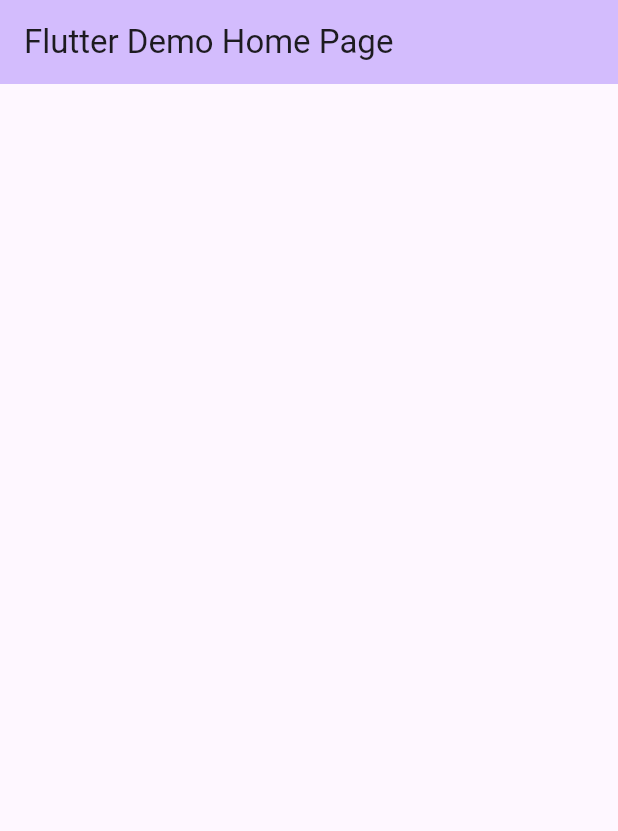
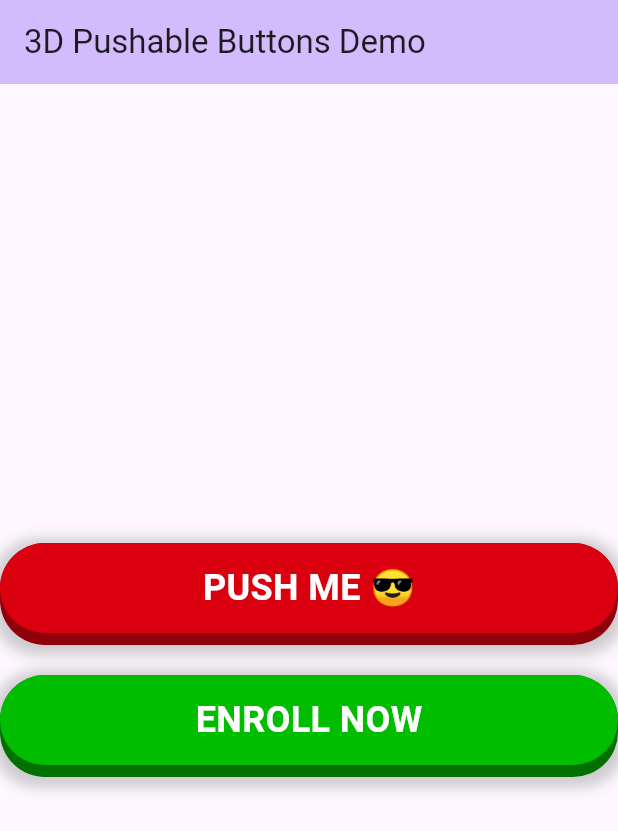
Before and after one commit to Emmanuel-Etukudo/pushable_buttons_3d, a Flutter app: the screen it shows after launch, on a phone screen of 412 x 824 dp. Shown: the top 831 px of the screen. Run offline on Flutter 3.47's test engine with Material 3 defaults, Android fonts, the phone set to English and light mode, and no system bars.

Commit message:
feat: normal animation effect

```diff
--- /dev/null
+++ b/lib/animation_controller_state.dart
@@ -0,0 +1,24 @@
+import 'package:flutter/material.dart';
+
+abstract class AnimationControllerState<T extends StatefulWidget>
+    extends State<T>
+    with SingleTickerProviderStateMixin {
+  AnimationControllerState(this.animationDuration);
+  final Duration animationDuration;
+  late final AnimationController animationController;
+
+  @override
+  void initState() {
+    super.initState();
+    animationController = AnimationController(
+      vsync: this,
+      duration: animationDuration,
+    );
+  }
+
+  @override
+  void dispose() {
+    animationController.dispose();
+    super.dispose();
+  }
+}
--- /dev/null
+++ b/lib/home_page.dart
@@ -0,0 +1,60 @@
+import 'package:flutter/material.dart';
+import 'package:pushable_buttons_3d/pushable_button.dart';
+
+class MyHomePage extends StatefulWidget {
+  const MyHomePage({super.key, required this.title});
+
+  final String title;
+
+  @override
+  State<MyHomePage> createState() => _MyHomePageState();
+}
+
+class _MyHomePageState extends State<MyHomePage> {
+  @override
+  Widget build(BuildContext context) {
+    final textStyle = TextStyle(
+      color: Colors.white,
+      fontSize: 24,
+      fontWeight: FontWeight.bold,
+    );
+    final shadow = BoxShadow(
+      color: Colors.grey.withOpacity(0.5),
+      spreadRadius: 5,
+      blurRadius: 7,
+      offset: Offset(0, 2),
+    );
+    return Scaffold(
+      appBar: AppBar(
+        backgroundColor: Theme.of(context).colorScheme.inversePrimary,
+
+        title: Text(widget.title),
+      ),
+      body: Center(
+        child: Column(
+          mainAxisAlignment: MainAxisAlignment.center,
+          //mainAxisSize: MainAxisSize.min,
+          children: [
+            PushableButton(
+              height: 60,
+              elevation: 8,
+              hslColor: HSLColor.fromAHSL(1.0, 356, 1.0, 0.43),
+              shadow: shadow,
+              onPressed: () {},
+              child: Text('PUSH ME 😎', style: textStyle),
+            ),
+            SizedBox(height: 20),
+            PushableButton(
+              height: 60,
+              elevation: 8,
+              hslColor: HSLColor.fromAHSL(1.0, 120, 1.0, 0.37),
+              shadow: shadow,
+              onPressed: () {},
+              child: Text('ENROLL NOW', style: textStyle),
+            ),
+          ],
+        ),
+      ),
+    );
+  }
+}
--- a/lib/main.dart
+++ b/lib/main.dart
@@ -1,4 +1,5 @@
 import 'package:flutter/material.dart';
+import 'package:pushable_buttons_3d/home_page.dart';
 
 void main() {
   runApp(const MyApp());
@@ -15,30 +16,7 @@ class MyApp extends StatelessWidget {
       theme: ThemeData(
         colorScheme: ColorScheme.fromSeed(seedColor: Colors.deepPurple),
       ),
-      home: const MyHomePage(title: 'Flutter Demo Home Page'),
+      home: const MyHomePage(title: '3D Pushable Buttons Demo'),
     );
   }
 }
-
-class MyHomePage extends StatefulWidget {
-  const MyHomePage({super.key, required this.title});
-
-  final String title;
-
-  @override
-  State<MyHomePage> createState() => _MyHomePageState();
-}
-
-class _MyHomePageState extends State<MyHomePage> {
-  @override
-  Widget build(BuildContext context) {
-    return Scaffold(
-      appBar: AppBar(
-        backgroundColor: Theme.of(context).colorScheme.inversePrimary,
-
-        title: Text(widget.title),
-      ),
-      body: Container(),
-    );
-  }
-}
--- /dev/null
+++ b/lib/pushable_button.dart
@@ -0,0 +1,187 @@
+import 'package:flutter/material.dart';
+import 'package:pushable_buttons_3d/animation_controller_state.dart';
+
+class PushableButton extends StatefulWidget {
+  const PushableButton({
+    super.key,
+    this.child,
+    required this.hslColor,
+    required this.height,
+    this.elevation = 8.0,
+    this.shadow,
+    this.onPressed,
+  }) : assert(height > 0);
+
+  /// child widget (normally a Text or Icon)
+  final Widget? child;
+
+  /// Color of the top layer
+  /// The color of the bottom layer is derived by decreasing the luminosity by 0.15
+  final HSLColor hslColor;
+
+  /// height of the top layer
+  final double height;
+
+  /// elevation or "gap" between the top and bottom layer
+  final double elevation;
+
+  /// An optional shadow to make the button look better
+  /// This is added to the bottom layer only
+  final BoxShadow? shadow;
+
+  /// button pressed callback
+  final VoidCallback? onPressed;
+
+  @override
+  PushableButtonState createState() =>
+      PushableButtonState(Duration(milliseconds: 100));
+}
+
+class PushableButtonState extends AnimationControllerState<PushableButton> {
+  PushableButtonState(super.animationDuration);
+
+  bool _isDragInProgress = false;
+  Offset _gestureLocation = Offset.zero;
+
+  void _handleTapDown(TapDownDetails details) {
+    _gestureLocation = details.localPosition;
+    animationController.forward();
+  }
+
+  void _handleTapUp(TapUpDetails details) {
+    animationController.reverse();
+    widget.onPressed?.call();
+  }
+
+  void _handleTapCancel() {
+    Future.delayed(Duration(milliseconds: 100), () {
+      if (!_isDragInProgress && mounted) {
+        animationController.reverse();
+      }
+    });
+  }
+
+  void _handleDragStart(DragStartDetails details) {
+    _gestureLocation = details.localPosition;
+    _isDragInProgress = true;
+    animationController.forward();
+  }
+
+  void _handleDragEnd(Size buttonSize) {
+    //print('drag end (in progress: $_isDragInProgress)');
+    if (_isDragInProgress) {
+      _isDragInProgress = false;
+      animationController.reverse();
+    }
+    if (_gestureLocation.dx >= 0 &&
+        _gestureLocation.dy < buttonSize.width &&
+        _gestureLocation.dy >= 0 &&
+        _gestureLocation.dy < buttonSize.height) {
+      widget.onPressed?.call();
+    }
+  }
+
+  void _handleDragCancel() {
+    if (_isDragInProgress) {
+      _isDragInProgress = false;
+      animationController.reverse();
+    }
+  }
+
+  void _handleDragUpdate(DragUpdateDetails details) {
+    _gestureLocation = details.localPosition;
+  }
+
+  @override
+  Widget build(BuildContext context) {
+    final totalHeight = widget.height + widget.elevation;
+
+    return SizedBox(
+      height: totalHeight,
+      child: LayoutBuilder(
+        builder: (context, constraints) {
+          final buttonSize = Size(constraints.maxWidth, constraints.maxHeight);
+          return GestureDetector(
+            onTapDown: _handleTapDown,
+            onTapUp: _handleTapUp,
+            onTapCancel: _handleTapCancel,
+            onHorizontalDragStart: _handleDragStart,
+            onHorizontalDragEnd: (_) => _handleDragEnd(buttonSize),
+            onHorizontalDragCancel: _handleDragCancel,
+            onHorizontalDragUpdate: _handleDragUpdate,
+            onVerticalDragStart: _handleDragStart,
+            onVerticalDragEnd: (_) => _handleDragEnd(buttonSize),
+            onVerticalDragCancel: _handleDragCancel,
+            onVerticalDragUpdate: _handleDragUpdate,
+            child: AnimatedBuilder(
+              animation: animationController,
+              builder: (context, child) {
+                final top = animationController.value * widget.elevation;
+                final hslColor = widget.hslColor;
+                final bottomHslColor = hslColor.withLightness(
+                  hslColor.lightness - 0.15,
+                );
+                return Stack(
+                  children: [
+                    Positioned(
+                      left: 0,
+                      right: 0,
+                      bottom: 0,
+                      child: Container(
+                        height: totalHeight - top,
+                        decoration: BoxDecoration(
+                          color: bottomHslColor.toColor(),
+                          boxShadow:
+                              widget.shadow != null ? [widget.shadow!] : [],
+                          borderRadius: BorderRadius.circular(
+                            widget.height / 2,
+                          ),
+                        ),
+                      ),
+                    ),
+                    Positioned(
+                      left: 0,
+                      right: 0,
+                      top: top,
+                      child: Container(
+                        height: widget.height,
+                        decoration: ShapeDecoration(
+                          color: hslColor.toColor(),
+                          shape: StadiumBorder(),
+                        ),
+                        child: Center(child: widget.child),
+                      ),
+                    ),
+                  ],
+                );
+              },
+            ),
+          );
+        },
+      ),
+    );
+
+    // SizedBox(
+    //   height: 60,
+    //   width: 300,
+    //   child: Stack(
+    //     children: [
+    //       Container(
+    //         decoration: BoxDecoration(
+    //           color: Colors.red.shade900,
+    //           borderRadius: BorderRadius.circular(20),
+    //         ),
+    //       ),
+
+    //       Container(
+    //         height: 45,
+    //         decoration: BoxDecoration(
+    //           color: Colors.red,
+    //           borderRadius: BorderRadius.circular(18),
+    //         ),
+    //       ),
+    //     ],
+    //   ),
+    // );
+  }
+}
```
